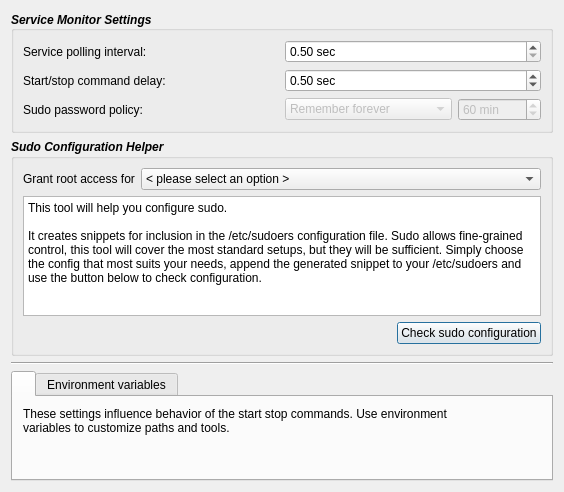
Old version of the form contents/code/dialogs/Settings.ui in the repository mbleichner/service-monitor.
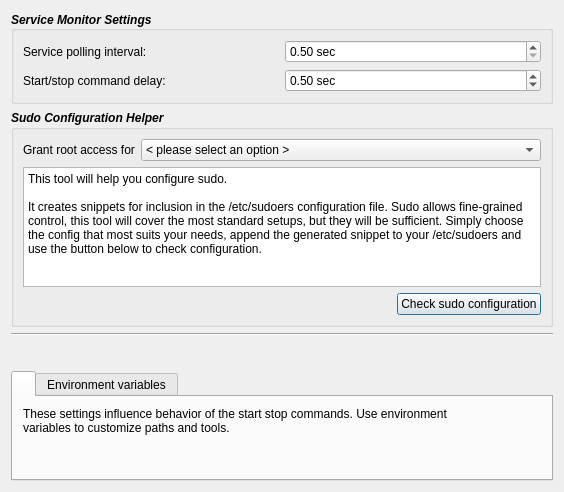
New version of the form. Icons and pictures are not drawn.

Commit message: refactored password management + implemented password remembering

Diff of the .ui file:
```diff
--- a/contents/code/dialogs/Settings.ui
+++ b/contents/code/dialogs/Settings.ui
@@ -114,96 +114,6 @@
         </property>
        </widget>
       </item>
-      <item row="2" column="0">
-       <widget class="QLabel" name="label_6">
-        <property name="font">
-         <font>
-          <weight>50</weight>
-          <italic>false</italic>
-          <bold>false</bold>
-         </font>
-        </property>
-        <property name="text">
-         <string>Sudo password policy:</string>
-        </property>
-       </widget>
-      </item>
-      <item row="2" column="1">
-       <layout class="QHBoxLayout" name="horizontalLayout_2">
-        <item>
-         <widget class="QComboBox" name="rememberTimeCombobox">
-          <property name="enabled">
-           <bool>false</bool>
-          </property>
-          <property name="sizePolicy">
-           <sizepolicy hsizetype="Preferred" vsizetype="Fixed">
-            <horstretch>2</horstretch>
-            <verstretch>0</verstretch>
-           </sizepolicy>
-          </property>
-          <property name="font">
-           <font>
-            <weight>50</weight>
-            <italic>false</italic>
-            <bold>false</bold>
-           </font>
-          </property>
-          <item>
-           <property name="text">
-            <string>Remember forever</string>
-           </property>
-          </item>
-          <item>
-           <property name="text">
-            <string>Remember for session</string>
-           </property>
-          </item>
-          <item>
-           <property name="text">
-            <string>Remember for fixed time</string>
-           </property>
-          </item>
-          <item>
-           <property name="text">
-            <string>Do not remember</string>
-           </property>
-          </item>
-         </widget>
-        </item>
-        <item>
-         <widget class="QSpinBox" name="rememberTimeSpinbox">
-          <property name="enabled">
-           <bool>false</bool>
-          </property>
-          <property name="sizePolicy">
-           <sizepolicy hsizetype="Minimum" vsizetype="Fixed">
-            <horstretch>1</horstretch>
-            <verstretch>0</verstretch>
-           </sizepolicy>
-          </property>
-          <property name="font">
-           <font>
-            <weight>50</weight>
-            <italic>false</italic>
-            <bold>false</bold>
-           </font>
-          </property>
-          <property name="suffix">
-           <string> min</string>
-          </property>
-          <property name="maximum">
-           <number>1440</number>
-          </property>
-          <property name="singleStep">
-           <number>10</number>
-          </property>
-          <property name="value">
-           <number>60</number>
-          </property>
-         </widget>
-        </item>
-       </layout>
-      </item>
      </layout>
     </widget>
    </item>
```
The commit also changes 7 other files.
